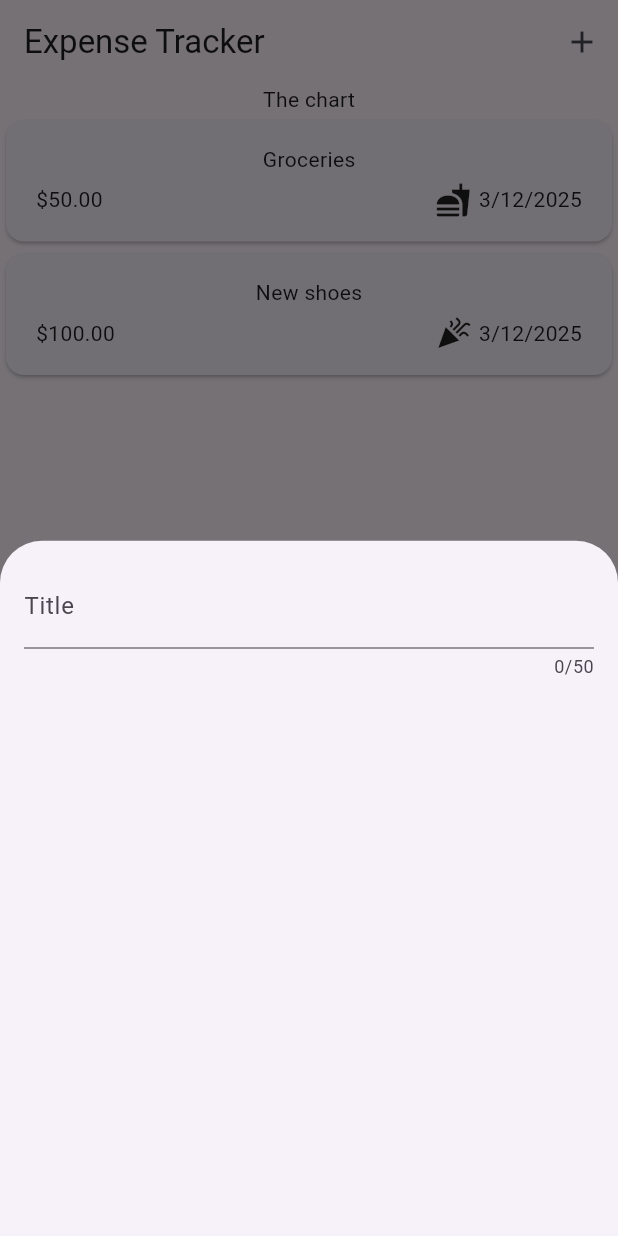
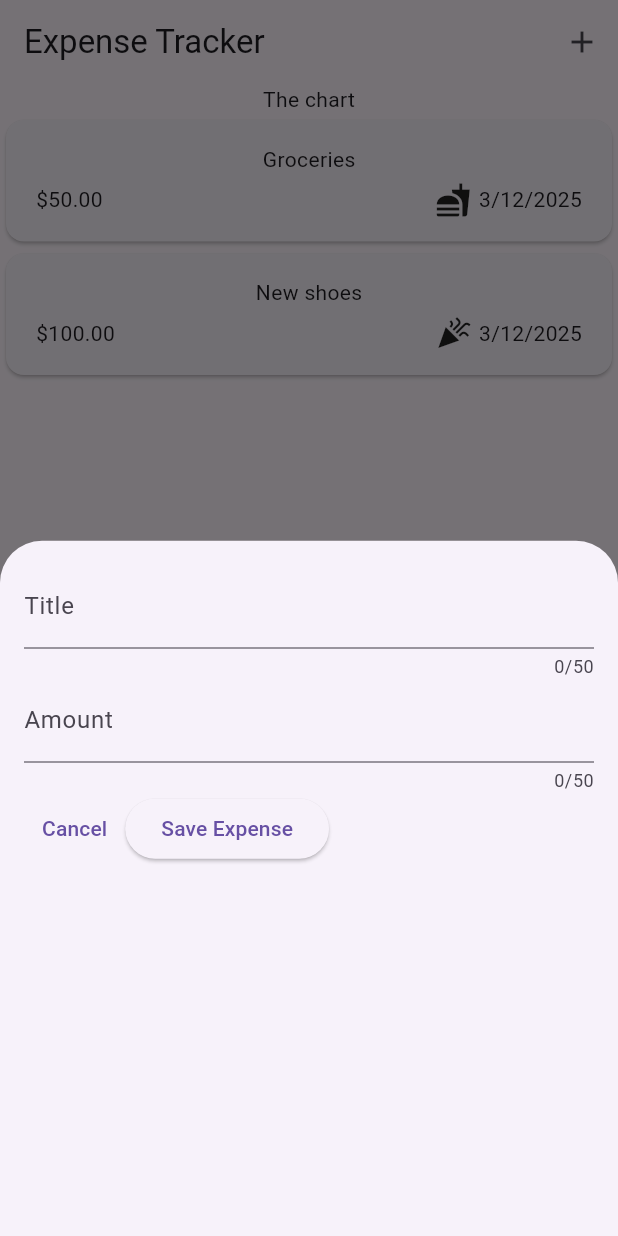
Before and after one commit to satyampra73/Expense_Tracker, a Flutter app: the screen it shows after launch, after a tap on the "add" icon, on a phone screen of 412 x 824 dp. Run offline on Flutter 3.47's test engine with Material 3 defaults, Android fonts, the phone set to English and light mode, and no system bars.

```diff
--- a/lib/widgets/new_expense.dart
+++ b/lib/widgets/new_expense.dart
@@ -11,6 +11,16 @@ class NewExpense extends StatefulWidget {
 }
 
 class _NewExpenseState extends State<NewExpense> {
+  final _titleController = TextEditingController();
+  final _amountController = TextEditingController();
+
+  @override
+  void dispose() {
+    _titleController.dispose();
+    _amountController.dispose();
+    super.dispose();
+  }
+
   @override
   Widget build(BuildContext context) {
     // TODO: implement build
@@ -19,13 +29,40 @@ class _NewExpenseState extends State<NewExpense> {
       child: Column(
         children: [
           TextField(
+            controller: _titleController,
             maxLength: 50,
-          decoration: InputDecoration(
-            label: Text('Title')
+            decoration: InputDecoration(label: Text('Title')),
           ),
-          )
+
+          TextField(
+            keyboardType: TextInputType.number,
+            controller: _amountController,
+            maxLength: 50,
+
+            decoration: InputDecoration(
+              label: Text('Amount'),
+              prefixText: '\$',
+            ),
+          ),
+
+          Row(
+            children: [
+              TextButton(
+                onPressed: () {
+                  Navigator.pop(context);
+                },
+                child: Text('Cancel')
+                ),
+              ElevatedButton(
+                onPressed: () {
+                  print(_titleController.text);
+                },
+                child: Text('Save Expense'),
+              ),
+            ],
+          ),
         ],
       ),
-      );
+    );
   }
 }
```
